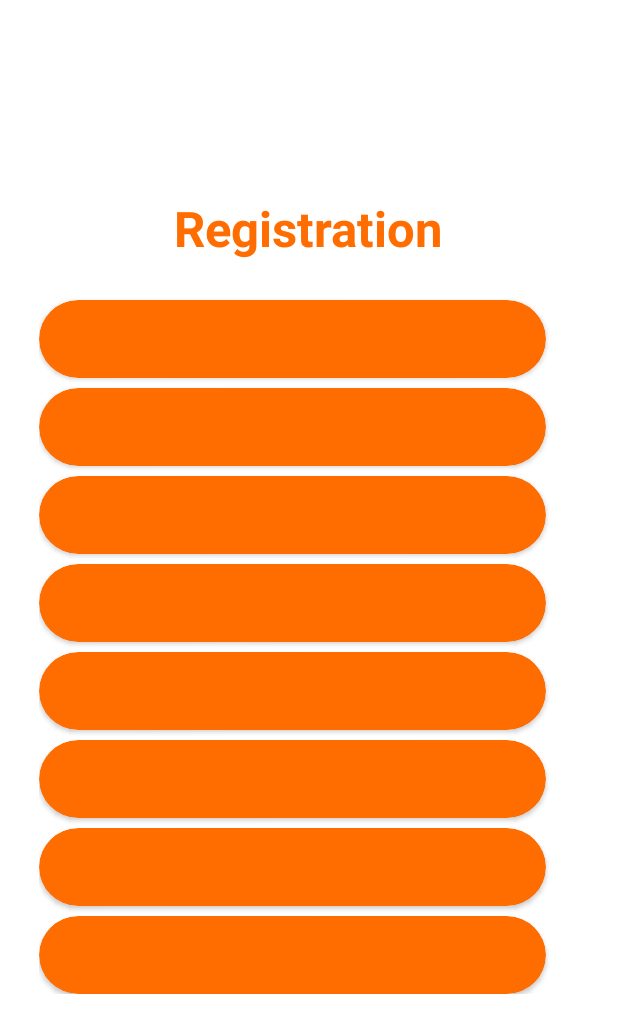
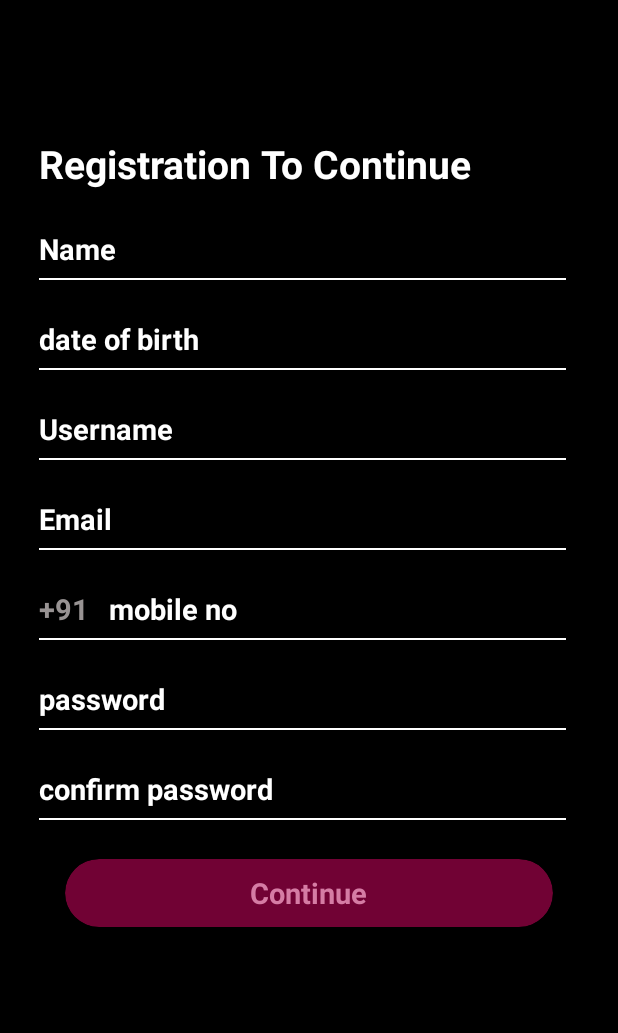
Before and after one commit to vishrut3351/ott-player, an Android app: the screen it shows after launch (MainActivity), on a phone screen of 412 x 824 dp. Shown: the top 1033 px of the screen. Run offline under Robolectric (Android 15) with nearby library versions, the phone set to English and light mode, and no system bars; our stand-ins replace sdp/ssp sizes.

Commit message:
Registration page design

```diff
--- a/app/src/main/res/layout/activity_main.xml
+++ b/app/src/main/res/layout/activity_main.xml
@@ -4,95 +4,234 @@
     xmlns:tools="http://schemas.android.com/tools"
     android:layout_width="match_parent"
     android:layout_height="match_parent"
-    android:background="#fff"
+    android:background="#000"
     tools:context=".MainActivity">
 
     <LinearLayout
         android:layout_width="match_parent"
         android:layout_height="wrap_content"
         android:orientation="vertical"
+        android:layout_marginTop="@dimen/_70sdp"
         android:layout_marginRight="@dimen/_20sdp"
-        android:layout_marginLeft="@dimen/_20sdp"
-        android:layout_marginTop="@dimen/_100sdp">
+        android:layout_marginLeft="@dimen/_20sdp">
 
         <TextView
             android:layout_width="wrap_content"
             android:layout_height="wrap_content"
-            android:text="Registration"
-            android:textStyle="bold"
-            android:textColor="#FF6D00"
-            android:textSize="@dimen/_25sdp"
-            android:layout_gravity="center" />
+            android:text="Registration To Continue"
+            android:textSize="@dimen/_20sdp"
+            android:textColor="#FFFFFF"
+            android:textStyle="bold"/>
+
+        <LinearLayout
+            android:layout_width="match_parent"
+            android:layout_height="wrap_content"
+            android:orientation="vertical"
+            android:layout_marginTop="@dimen/_20sdp">
+
+            <EditText
+                android:id="@+id/name"
+                android:layout_width="wrap_content"
+                android:layout_height="wrap_content"
+                android:hint="Name"
+                android:background="@null"
+                android:textColorHint="#fff"
+                android:textSize="@dimen/_15sdp"
+                android:textColor="#fff"
+                android:textStyle="bold"/>
+
+            <View
+                android:layout_width="@dimen/_270sdp"
+                android:layout_height="@dimen/_1sdp"
+                android:layout_marginTop="@dimen/_5sdp"
+                android:background="#fff"/>
+
+        </LinearLayout>
+
+        <LinearLayout
+            android:layout_width="match_parent"
+            android:layout_height="wrap_content"
+            android:orientation="vertical"
+            android:layout_marginTop="@dimen/_20sdp">
+
+            <EditText
+                android:id="@+id/birth"
+                android:layout_width="wrap_content"
+                android:layout_height="wrap_content"
+                android:hint="date of birth"
+                android:background="@null"
+                android:textColorHint="#fff"
+                android:textSize="@dimen/_15sdp"
+                android:textColor="#fff"
+                android:textStyle="bold"/>
+
+            <View
+                android:layout_width="@dimen/_270sdp"
+                android:layout_height="@dimen/_1sdp"
+                android:layout_marginTop="@dimen/_5sdp"
+                android:background="#fff"/>
+
+        </LinearLayout>
+
+        <LinearLayout
+            android:layout_width="match_parent"
+            android:layout_height="wrap_content"
+            android:orientation="vertical"
+            android:layout_marginTop="@dimen/_20sdp">
+
+            <EditText
+                android:id="@+id/username"
+                android:layout_width="wrap_content"
+                android:layout_height="wrap_content"
+                android:hint="Username"
+                android:textColorHint="#fff"
+                android:background="@null"
+                android:textSize="@dimen/_15sdp"
+                android:textColor="#fff"
+                android:textStyle="bold"/>
+
+            <View
+                android:layout_width="@dimen/_270sdp"
+                android:layout_height="@dimen/_1sdp"
+                android:layout_marginTop="@dimen/_5sdp"
+                android:background="#fff"/>
+
+        </LinearLayout>
+
+        <LinearLayout
+            android:layout_width="match_parent"
+            android:layout_height="wrap_content"
+            android:orientation="vertical"
+            android:layout_marginTop="@dimen/_20sdp">
+
+            <EditText
+                android:id="@+id/email"
+                android:layout_width="wrap_content"
+                android:layout_height="wrap_content"
+                android:hint="Email"
+                android:textColorHint="#fff"
+                android:textSize="@dimen/_15sdp"
+                android:background="@null"
+                android:textColor="#fff"
+                android:textStyle="bold"/>
+
+            <View
+                android:layout_width="@dimen/_270sdp"
+                android:layout_height="@dimen/_1sdp"
+                android:layout_marginTop="@dimen/_5sdp"
+                android:background="#fff"/>
+
+        </LinearLayout>
+
+        <LinearLayout
+            android:layout_width="match_parent"
+            android:layout_height="wrap_content"
+            android:orientation="vertical"
+            android:layout_marginTop="@dimen/_20sdp">
+
+            <LinearLayout
+                android:layout_width="match_parent"
+                android:layout_height="wrap_content"
+                android:orientation="horizontal">
+
+                <TextView
+                    android:layout_width="wrap_content"
+                    android:layout_height="wrap_content"
+                    android:text="+91"
+                    android:textSize="@dimen/_15sdp"
+                    android:textColor="#989393"
+                    android:textStyle="bold"
+                    android:layout_marginRight="@dimen/_10sdp"/>
+
+            <EditText
+                android:id="@+id/number"
+                android:layout_width="wrap_content"
+                android:layout_height="wrap_content"
+                android:hint="mobile no"
+                android:textColorHint="#fff"
+                android:inputType="number"
+                android:maxLength="10"
+                android:background="@null"
+                android:textSize="@dimen/_15sdp"
+                android:textColor="#fff"
+                android:textStyle="bold"/>
+
+            </LinearLayout>
+
+            <View
+                android:layout_width="@dimen/_270sdp"
+                android:layout_height="@dimen/_1sdp"
+                android:layout_marginTop="@dimen/_5sdp"
+                android:background="#fff"/>
+
+        </LinearLayout>
+
+        <LinearLayout
+            android:layout_width="match_parent"
+            android:layout_height="wrap_content"
+            android:orientation="vertical"
+            android:layout_marginTop="@dimen/_20sdp">
+
+            <EditText
+                android:id="@+id/password"
+                android:layout_width="wrap_content"
+                android:layout_height="wrap_content"
+                android:hint="password"
+                android:textColorHint="#fff"
+                android:textSize="@dimen/_15sdp"
+                android:background="@null"
+                android:textColor="#fff"
+                android:textStyle="bold"/>
+
+            <View
+                android:layout_width="@dimen/_270sdp"
+                android:layout_height="@dimen/_1sdp"
+                android:layout_marginTop="@dimen/_5sdp"
+                android:background="#fff"/>
+
+        </LinearLayout>
+
+        <LinearLayout
+            android:layout_width="match_parent"
+            android:layout_height="wrap_content"
+            android:orientation="vertical"
+            android:layout_marginTop="@dimen/_20sdp">
+
+            <EditText
+                android:id="@+id/confirm"
+                android:layout_width="wrap_content"
+                android:layout_height="wrap_content"
+                android:hint="confirm password"
+                android:textColorHint="#fff"
+                android:textSize="@dimen/_15sdp"
+                android:textColor="#fff"
+                android:background="@null"
+                android:textStyle="bold"/>
+
+            <View
+                android:layout_width="@dimen/_270sdp"
+                android:layout_height="@dimen/_1sdp"
+                android:layout_marginTop="@dimen/_5sdp"
+                android:background="#fff"/>
+
+        </LinearLayout>
 
         <androidx.cardview.widget.CardView
-            android:layout_width="@dimen/_260sdp"
-            android:layout_height="@dimen/_40sdp"
+            android:layout_width="@dimen/_250sdp"
+            android:layout_height="@dimen/_35sdp"
+            android:layout_gravity="center"
             app:cardCornerRadius="@dimen/_20sdp"
-            android:backgroundTint="#FF6D00"
-            android:layout_marginTop="@dimen/_20sdp">
+            android:layout_marginTop="@dimen/_20sdp"
+            android:backgroundTint="#710234">
 
-        </androidx.cardview.widget.CardView>
-
-        <androidx.cardview.widget.CardView
-            android:layout_width="@dimen/_260sdp"
-            android:layout_height="@dimen/_40sdp"
-            app:cardCornerRadius="@dimen/_20sdp"
-            android:backgroundTint="#FF6D00"
-            android:layout_marginTop="@dimen/_5sdp">
-
-        </androidx.cardview.widget.CardView>
-
-        <androidx.cardview.widget.CardView
-            android:layout_width="@dimen/_260sdp"
-            android:layout_height="@dimen/_40sdp"
-            app:cardCornerRadius="@dimen/_20sdp"
-            android:backgroundTint="#FF6D00"
-            android:layout_marginTop="@dimen/_5sdp">
-
-        </androidx.cardview.widget.CardView>
-
-        <androidx.cardview.widget.CardView
-            android:layout_width="@dimen/_260sdp"
-            android:layout_height="@dimen/_40sdp"
-            app:cardCornerRadius="@dimen/_20sdp"
-            android:backgroundTint="#FF6D00"
-            android:layout_marginTop="@dimen/_5sdp">
-
-        </androidx.cardview.widget.CardView>
-
-        <androidx.cardview.widget.CardView
-            android:layout_width="@dimen/_260sdp"
-            android:layout_height="@dimen/_40sdp"
-            app:cardCornerRadius="@dimen/_20sdp"
-            android:backgroundTint="#FF6D00"
-            android:layout_marginTop="@dimen/_5sdp">
-
-        </androidx.cardview.widget.CardView>
-
-        <androidx.cardview.widget.CardView
-            android:layout_width="@dimen/_260sdp"
-            android:layout_height="@dimen/_40sdp"
-            app:cardCornerRadius="@dimen/_20sdp"
-            android:backgroundTint="#FF6D00"
-            android:layout_marginTop="@dimen/_5sdp">
-
-        </androidx.cardview.widget.CardView>
-
-        <androidx.cardview.widget.CardView
-            android:layout_width="@dimen/_260sdp"
-            android:layout_height="@dimen/_40sdp"
-            app:cardCornerRadius="@dimen/_20sdp"
-            android:backgroundTint="#FF6D00"
-            android:layout_marginTop="@dimen/_5sdp">
-
-        </androidx.cardview.widget.CardView>
-
-        <androidx.cardview.widget.CardView
-            android:layout_width="@dimen/_260sdp"
-            android:layout_height="@dimen/_40sdp"
-            app:cardCornerRadius="@dimen/_20sdp"
-            android:backgroundTint="#FF6D00"
-            android:layout_marginTop="@dimen/_5sdp">
+            <TextView
+                android:layout_width="wrap_content"
+                android:layout_height="wrap_content"
+                android:text="Continue"
+                android:textStyle="bold"
+                android:textColor="#D57CA4"
+                android:textSize="@dimen/_15sdp"
+                android:layout_gravity="center"/>
 
         </androidx.cardview.widget.CardView>
 
--- a/app/src/main/res/values-night/themes.xml
+++ b/app/src/main/res/values-night/themes.xml
@@ -3,5 +3,8 @@
     <style name="Base.Theme.CINEMA" parent="Theme.Material3.DayNight.NoActionBar">
         <!-- Customize your dark theme here. -->
         <!-- <item name="colorPrimary">@color/my_dark_primary</item> -->
+
+        <item name="android:statusBarColor">#000</item>
+
     </style>
 </resources>
--- a/app/src/main/res/values/themes.xml
+++ b/app/src/main/res/values/themes.xml
@@ -3,6 +3,9 @@
     <style name="Base.Theme.CINEMA" parent="Theme.Material3.DayNight.NoActionBar">
         <!-- Customize your light theme here. -->
         <!-- <item name="colorPrimary">@color/my_light_primary</item> -->
+
+        <item name="android:statusBarColor">#000</item>
+
     </style>
 
     <style name="Theme.CINEMA" parent="Base.Theme.CINEMA" />
```
Also changed, not shown: gradle/wrapper/gradle-wrapper.properties.
